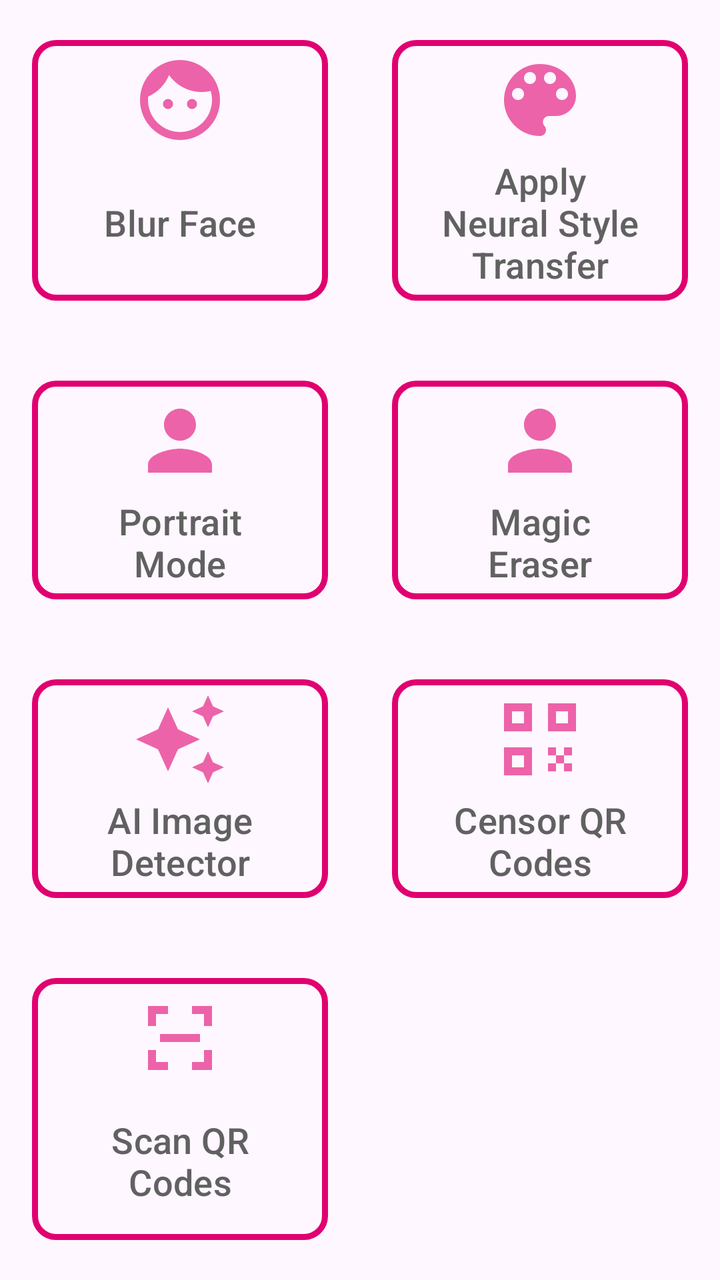
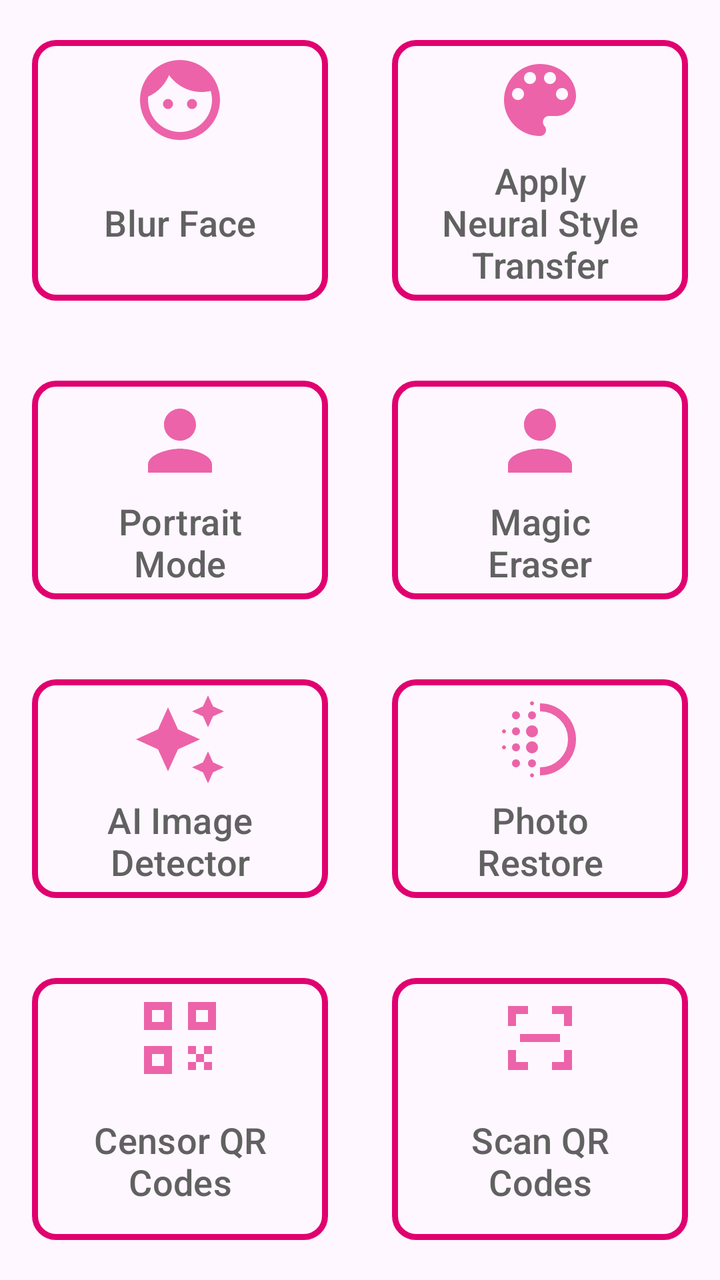

The first picture is an Android layout as it rendered before a commit; the second is the same layout after the commit. The layout source and the unified diff follow.
<!-- AndroidManifest.xml: application theme Theme.Asnapblur -->
<!-- res/layout/page_home.xml -->
<?xml version="1.0" encoding="utf-8"?>
<androidx.drawerlayout.widget.DrawerLayout xmlns:android="http://schemas.android.com/apk/res/android"
    xmlns:app="http://schemas.android.com/apk/res-auto"
    android:id="@+id/drawer"
    android:layout_width="match_parent"
    android:layout_height="match_parent">

    <LinearLayout
        android:layout_width="match_parent"
        android:layout_height="match_parent"
        android:orientation="vertical">

        <FrameLayout
            android:id="@+id/container_app_bar"
            android:layout_width="match_parent"
            android:layout_height="wrap_content" />

        
        <ScrollView
            android:layout_width="match_parent"
            android:layout_height="0dp"
            android:layout_weight="1"
            android:fillViewport="true">

            <GridLayout
                android:layout_width="match_parent"
                android:layout_height="wrap_content"
                android:columnCount="@integer/grid_column_count">

                <com.google.android.material.button.MaterialButton
                    android:id="@+id/button_blur_face"
                    style="@style/Theme.Asnapblur.HomeMenuButton"
                    android:layout_width="0dp"
                    android:layout_height="wrap_content"
                    android:layout_columnWeight="1"
                    android:layout_gravity="fill"
                    android:gravity="center"
                    android:text="@string/title_blur_face"
                    app:icon="@drawable/ic_face_black" />

                <com.google.android.material.button.MaterialButton
                    android:id="@+id/button_nst_apply_picture"
                    style="@style/Theme.Asnapblur.HomeMenuButton"
                    android:layout_width="0dp"
                    android:layout_height="wrap_content"
                    android:layout_columnWeight="1"
                    android:layout_gravity="fill"
                    android:gravity="center"
                    android:text="@string/title_nst_apply_image"
                    app:icon="@drawable/ic_palette_black" />

                <com.google.android.material.button.MaterialButton
                    android:id="@+id/button_portrait_mode"
                    style="@style/Theme.Asnapblur.HomeMenuButton"
                    android:layout_width="0dp"
                    android:layout_height="wrap_content"
                    android:layout_columnWeight="1"
                    android:layout_gravity="fill"
                    android:gravity="center"
                    android:text="@string/title_portrait_mode"
                    app:icon="@drawable/ic_portrait_black" />

                <com.google.android.material.button.MaterialButton
                    android:id="@+id/button_magic_eraser"
                    style="@style/Theme.Asnapblur.HomeMenuButton"
                    android:layout_width="0dp"
                    android:layout_height="wrap_content"
                    android:layout_columnWeight="1"
                    android:layout_gravity="fill"
                    android:gravity="center"
                    android:text="@string/title_magic_eraser"
                    app:icon="@drawable/ic_portrait_black" />

                <com.google.android.material.button.MaterialButton
                    android:id="@+id/button_ai_detect"
                    style="@style/Theme.Asnapblur.HomeMenuButton"
                    android:layout_width="0dp"
                    android:layout_height="wrap_content"
                    android:layout_columnWeight="1"
                    android:layout_gravity="fill"
                    android:gravity="center"
                    android:text="@string/title_ai_detect"
                    app:icon="@drawable/ic_ai_detect_black" />

                <com.google.android.material.button.MaterialButton
                    android:id="@+id/button_qr_censor"
                    style="@style/Theme.Asnapblur.HomeMenuButton"
                    android:layout_width="0dp"
                    android:layout_height="wrap_content"
                    android:layout_columnWeight="1"
                    android:layout_gravity="fill"
                    android:gravity="center"
                    android:text="@string/title_qr_censor"
                    app:icon="@drawable/ic_qr_code_black" />

                <com.google.android.material.button.MaterialButton
                    android:id="@+id/button_qr_scan"
                    style="@style/Theme.Asnapblur.HomeMenuButton"
                    android:layout_width="0dp"
                    android:layout_height="wrap_content"
                    android:layout_columnWeight="1"
                    android:layout_gravity="fill"
                    android:gravity="center"
                    android:text="@string/title_qr_scan"
                    app:icon="@drawable/ic_qr_code_scanner_black" />
            </GridLayout>
        </ScrollView>
    </LinearLayout>
</androidx.drawerlayout.widget.DrawerLayout>
<!-- resources referenced by this layout -->
<resources>
  <!-- drawable ic_portrait_black (drawable-anydpi) -->
  <vector xmlns:android="http://schemas.android.com/apk/res/android"
      android:width="24dp"
      android:height="24dp"
      android:viewportWidth="24"
      android:viewportHeight="24"
      android:tint="#333333"
      android:alpha="0.6">
    <path
        android:fillColor="@android:color/white"
        android:pathData="M12,12c2.21,0 4,-1.79 4,-4s-1.79,-4 -4,-4 -4,1.79 -4,4 1.79,4 4,4zM12,14c-2.67,0 -8,1.34 -8,4v2h16v-2c0,-2.66 -5.33,-4 -8,-4z"/>
  </vector>
  <!-- drawable ic_qr_code_scanner_black (drawable-anydpi) -->
  <vector xmlns:android="http://schemas.android.com/apk/res/android"
      android:width="24dp"
      android:height="24dp"
      android:viewportWidth="24"
      android:viewportHeight="24"
      android:tint="#333333"
      android:alpha="0.6">
    <path
        android:fillColor="@android:color/white"
        android:pathData="M4,4h5v2H6v3H4V4z M15,4h5v5h-2V6h-3V4z M4,15h2v3h3v2H4V15z M18,15h2v5h-5v-2h3V15z M7,11h10v2H7V11z"/>
  </vector>
  <integer name="grid_column_count">2</integer>
  <string name="title_ai_detect">AI Image Detector</string>
  <string name="title_blur_face">Blur Face</string>
  <string name="title_magic_eraser">Magic Eraser</string>
  <string name="title_nst_apply_image">Apply Neural Style Transfer</string>
  <string name="title_portrait_mode">Portrait Mode</string>
  <string name="title_qr_censor">Censor QR Codes</string>
  <string name="title_qr_scan">Scan QR Codes</string>
  <color name="daynight_gray_700_white">@color/gray_700</color>
  <dimen name="text_nav_menu">18sp</dimen>
  <color name="red_800">#E00000</color>
  <color name="light_blue_300">#00E0E0</color>
  <color name="white">#FFFFFFFF</color>
  <color name="magenta_600">#E00070</color>
  <color name="orange_800">#E07000</color>
  <color name="black">#FF000000</color>
  <color name="gray_700">#616161</color>
  <!-- unchanged entries left out for length: 6 -->
</resources>

<!-- the commit's change to res/layout/page_home.xml (unified diff, before → after) -->
@@ -83,6 +83,17 @@
                     app:icon="@drawable/ic_ai_detect_black" />
 
                 <com.google.android.material.button.MaterialButton
+                    android:id="@+id/button_photo_restore"
+                    style="@style/Theme.Asnapblur.HomeMenuButton"
+                    android:layout_width="0dp"
+                    android:layout_height="wrap_content"
+                    android:layout_columnWeight="1"
+                    android:layout_gravity="fill"
+                    android:gravity="center"
+                    android:text="@string/photo_restore_title"
+                    app:icon="@drawable/ic_photo_restore_black" />
+
+                <com.google.android.material.button.MaterialButton
                     android:id="@+id/button_qr_censor"
                     style="@style/Theme.Asnapblur.HomeMenuButton"
                     android:layout_width="0dp"
<!-- resource entries referenced after the edit -->
@@ -1,5 +1,17 @@
 <!-- resources referenced by this layout -->
 <resources>
+  <!-- drawable ic_photo_restore_black (drawable-anydpi) -->
+  <vector xmlns:android="http://schemas.android.com/apk/res/android"
+      android:width="24dp"
+      android:height="24dp"
+      android:viewportWidth="960"
+      android:viewportHeight="960"
+      android:tint="#333333"
+      android:alpha="0.6">
+    <path
+        android:fillColor="@android:color/white"
+        android:pathData="M240 600q-17 0-28.5-11.5T200 560q0-17 11.5-28.5T240 520q17 0 28.5 11.5T280 560q0 17-11.5 28.5T240 600Zm0 160q-17 0-28.5-11.5T200 720q0-17 11.5-28.5T240 680q17 0 28.5 11.5T280 720q0 17-11.5 28.5T240 760Zm0-320q-17 0-28.5-11.5T200 400q0-17 11.5-28.5T240 360q17 0 28.5 11.5T280 400q0 17-11.5 28.5T240 440Zm-120-20q-8 0-14-6t-6-14q0-8 6-14t14-6q8 0 14 6t6 14q0 8-6 14t-14 6Zm120-140q-17 0-28.5-11.5T200 240q0-17 11.5-28.5T240 200q17 0 28.5 11.5T280 240q0 17-11.5 28.5T240 280ZM120 580q-8 0-14-6t-6-14q0-8 6-14t14-6q8 0 14 6t6 14q0 8-6 14t-14 6Zm280 280q-8 0-14-6t-6-14q0-8 6-14t14-6q8 0 14 6t6 14q0 8-6 14t-14 6Zm0-720q-8 0-14-6t-6-14q0-8 6-14t14-6q8 0 14 6t6 14q0 8-6 14t-14 6Zm0 140q-17 0-28.5-11.5T360 240q0-17 11.5-28.5T400 200q17 0 28.5 11.5T440 240q0 17-11.5 28.5T400 280Zm0 340q-25 0-42.5-17.5T340 560q0-25 17.5-42.5T400 500q25 0 42.5 17.5T460 560q0 25-17.5 42.5T400 620Zm0-160q-25 0-42.5-17.5T340 400q0-25 17.5-42.5T400 340q25 0 42.5 17.5T460 400q0 25-17.5 42.5T400 460Zm0 300q-17 0-28.5-11.5T360 720q0-17 11.5-28.5T400 680q17 0 28.5 11.5T440 720q0 17-11.5 28.5T400 760Zm80 80v-80q116 0 198-82t82-198q0-116-82-198t-198-82v-80q74 0 139.5 28.5T734 226q49 49 77.5 114.5T840 480q0 74-28.5 139.5T734 734q-49 49-114.5 77.5T480 840Zm0-360Z"/>
+  </vector>
   <!-- drawable ic_portrait_black (drawable-anydpi) -->
   <vector xmlns:android="http://schemas.android.com/apk/res/android"
       android:width="24dp"
@@ -25,6 +37,7 @@
         android:pathData="M4,4h5v2H6v3H4V4z M15,4h5v5h-2V6h-3V4z M4,15h2v3h3v2H4V15z M18,15h2v5h-5v-2h3V15z M7,11h10v2H7V11z"/>
   </vector>
   <integer name="grid_column_count">2</integer>
+  <string name="photo_restore_title">Photo Restore</string>
   <string name="title_ai_detect">AI Image Detector</string>
   <string name="title_blur_face">Blur Face</string>
   <string name="title_magic_eraser">Magic Eraser</string>
